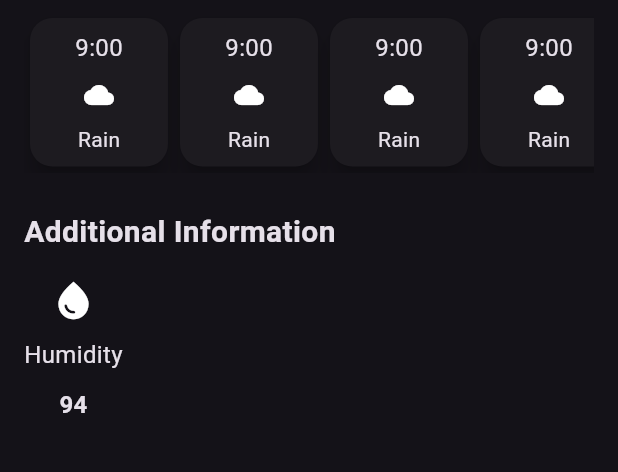
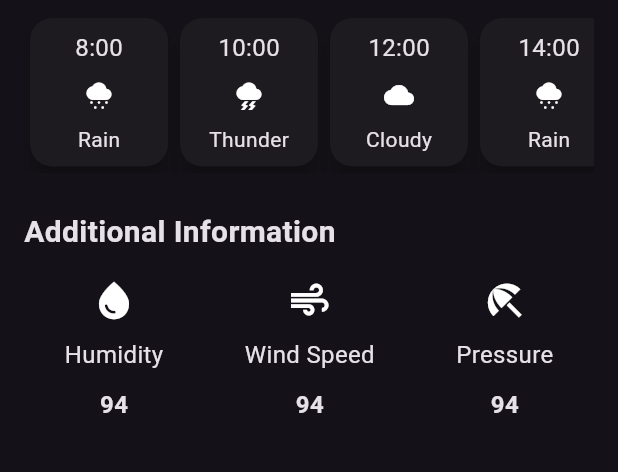
Before and after one commit to Janhavi25verma/weather_wiz, a Flutter app: the screen it shows after launch, on a phone screen of 412 x 824 dp, the part 432-904 px from its top. Run offline on Flutter 3.47's test engine with Material 2 defaults, Android fonts, the phone set to English and light mode, and no system bars.

Commit message:
Hourly Cards

```diff
--- a/lib/additional_information_item.dart
+++ b/lib/additional_information_item.dart
@@ -1,18 +1,24 @@
 import 'package:flutter/material.dart';
 class AdditionalInformationItem extends StatelessWidget {
+  final IconData icon;
+  final String label;
+  final int value;
   const AdditionalInformationItem({
     super.key,
+    required this.icon,
+    required this.label,
+    required this.value,
   });
 
   @override
   Widget build(BuildContext context) {
-    return const Column(
+    return  Column(
       children: [
-        Icon(Icons.water_drop, size: 30,),
-        SizedBox(height: 10,),
-        Text("Humidity", style: TextStyle(fontSize: 16),),
-        SizedBox(height: 10,),
-        Text("94", style: TextStyle(fontSize: 16, fontWeight: FontWeight.bold),)
+        Icon(icon, size: 30,),
+        const SizedBox(height: 10,),
+        Text(label, style: const TextStyle(fontSize: 16),),
+        const SizedBox(height: 10,),
+        const Text("94", style: TextStyle(fontSize: 16, fontWeight: FontWeight.bold),)
       ],
     );
   }
--- a/lib/hourly_weather_card.dart
+++ b/lib/hourly_weather_card.dart
@@ -1,7 +1,15 @@
 import 'package:flutter/material.dart';
 
 class HourlyWeatherCard extends StatelessWidget {
-  const HourlyWeatherCard({super.key});
+  final String time;
+  final IconData icon;
+ final String weatherAtTime;
+
+ const HourlyWeatherCard(
+      {super.key,
+      required this.time,
+      required this.icon,
+      required this.weatherAtTime});
 
   @override
   Widget build(BuildContext context) {
@@ -10,27 +18,26 @@ class HourlyWeatherCard extends StatelessWidget {
       child: Card(
         elevation: 6,
         shape: RoundedRectangleBorder(borderRadius: BorderRadius.circular(15)),
-        child: const Padding(
-          padding: EdgeInsets.all(8.0),
-
+        child:  Padding(
+          padding: const EdgeInsets.all(8.0),
           child: Column(
             children: [
               Text(
-                "9:00",
-                style: TextStyle(fontSize: 16),
+                time,
+                style: const TextStyle(fontSize: 16),
               ),
-              SizedBox(
+            const  SizedBox(
                 height: 10,
               ),
               Icon(
-                Icons.cloud,
+                icon,
                 size: 20,
               ),
-              SizedBox(
+             const SizedBox(
                 height: 10,
               ),
               Text(
-                "Rain",
+                weatherAtTime,
               ),
             ],
           ),
--- a/lib/weather_screen.dart
+++ b/lib/weather_screen.dart
@@ -88,13 +88,29 @@ class WeatherScreen extends StatelessWidget {
               scrollDirection: Axis.horizontal,
               child: Row(
                 children: [
-                  HourlyWeatherCard(),
-                  HourlyWeatherCard(),
-                  HourlyWeatherCard(),
-                  HourlyWeatherCard(),
-                  HourlyWeatherCard(),
-                  HourlyWeatherCard(),
-
+                  HourlyWeatherCard(
+                    time: "8:00",
+                    weatherAtTime: "Rain",
+                    icon: Icons.cloudy_snowing,
+                  ),
+                  HourlyWeatherCard(time: "10:00",
+                    weatherAtTime: "Thunder",
+                    icon: Icons.thunderstorm,),
+                  HourlyWeatherCard(time: "12:00",
+                    weatherAtTime: "Cloudy",
+                    icon: Icons.cloud,),
+                  HourlyWeatherCard(time: "14:00",
+                    weatherAtTime: "Rain",
+                    icon: Icons.cloudy_snowing,),
+                  HourlyWeatherCard(time: "17:00",
+                      weatherAtTime: "Thunder",
+                      icon: Icons.thunderstorm,),
+                  HourlyWeatherCard(time: "19:00",
+                    weatherAtTime: "Cloudy",
+                    icon: Icons.cloud,),
+                  HourlyWeatherCard(time: "21:00",
+                    weatherAtTime: "Cloudy",
+                    icon: Icons.cloud,),
                 ],
               ),
             ),
@@ -113,11 +129,28 @@ class WeatherScreen extends StatelessWidget {
               height: 16,
             ),
             const Row(
+              mainAxisAlignment: MainAxisAlignment.spaceAround,
               children: [
-                AdditionalInformationItem(),
+                AdditionalInformationItem(
+                  icon: Icons.water_drop,
+                  label: "Humidity",
+                  value: 97,
+                ),
+                AdditionalInformationItem(
+                  icon: Icons.air,
+                  label: "Wind Speed",
+                  value: 30,
+                ),
+                AdditionalInformationItem(
+                  icon: Icons.beach_access,
+                  label: "Pressure",
+                  value: 97,
+                ),
               ],
             ),
           ],
-        ),),);
+        ),
+      ),
+    );
   }
 }
```
